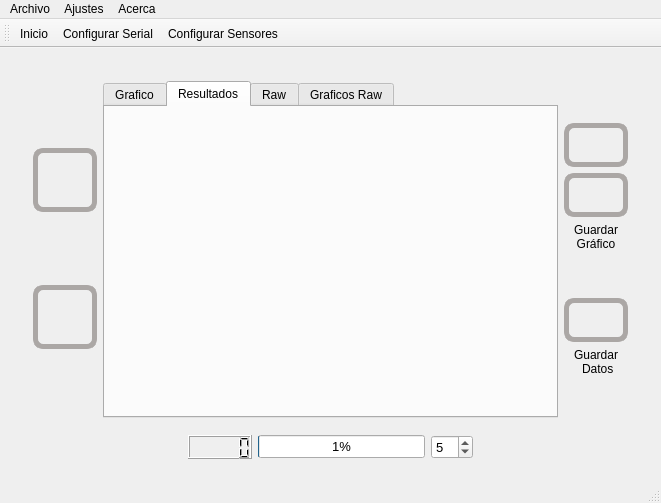
First picture: the form in mainwindow.ui, repository hectorda/Bio-Feedback, before the edit.
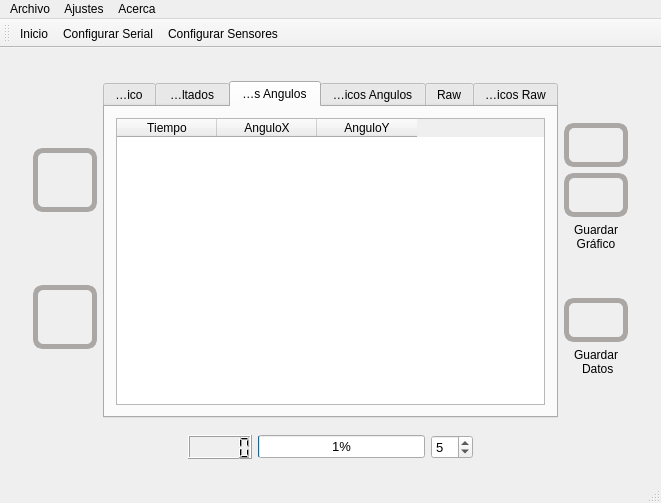
Second picture: the form after the edit. The open tabs and pages were chosen to show the change. Icons and pictures are not drawn. Custom widgets are drawn as their Qt base class.

Commit message: Se Generan los graficos Adhoc

```diff
--- a/mainwindow.ui
+++ b/mainwindow.ui
@@ -586,6 +586,42 @@
                </item>
               </layout>
              </widget>
+             <widget class="QWidget" name="tab_tablaAngulos">
+              <attribute name="title">
+               <string>Datos Angulos</string>
+              </attribute>
+              <layout class="QGridLayout" name="gridLayout_5">
+               <item row="0" column="0">
+                <widget class="QTableWidget" name="tableWidgetAngulos">
+                 <column>
+                  <property name="text">
+                   <string>Tiempo</string>
+                  </property>
+                 </column>
+                 <column>
+                  <property name="text">
+                   <string>AnguloX</string>
+                  </property>
+                 </column>
+                 <column>
+                  <property name="text">
+                   <string>AnguloY</string>
+                  </property>
+                 </column>
+                </widget>
+               </item>
+              </layout>
+             </widget>
+             <widget class="QWidget" name="tab_GraficoAngulos">
+              <attribute name="title">
+               <string>Graficos Angulos</string>
+              </attribute>
+              <layout class="QGridLayout" name="gridLayout_8">
+               <item row="0" column="0">
+                <widget class="QCustomPlot" name="qCustomPlotGraficosAngulos" native="true"/>
+               </item>
+              </layout>
+             </widget>
              <widget class="QWidget" name="tab_muestras">
               <attribute name="icon">
                <iconset resource="images.qrc">
```
Left out of the diff: 10 changed lines with no effect on the pictures. The commit also changes 2 other files.
